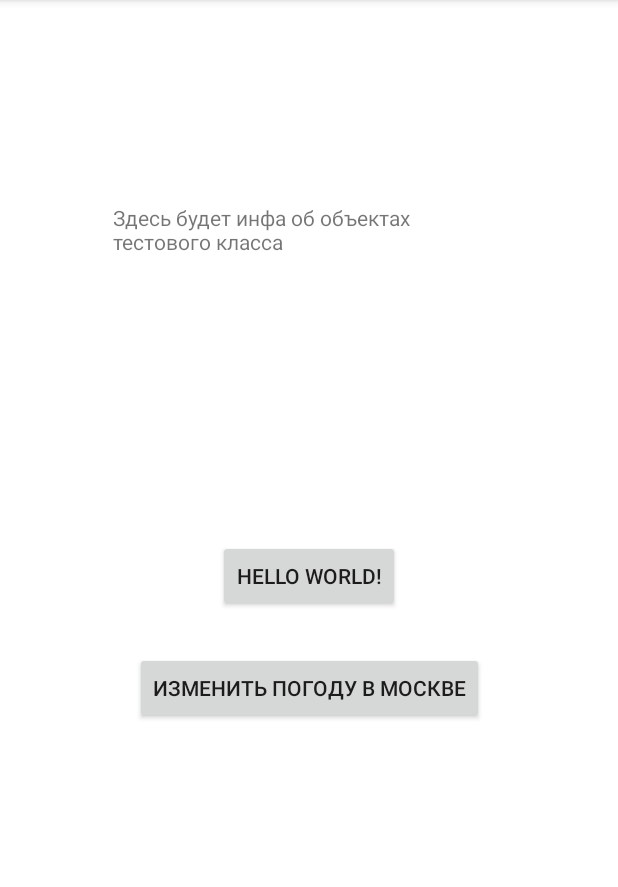
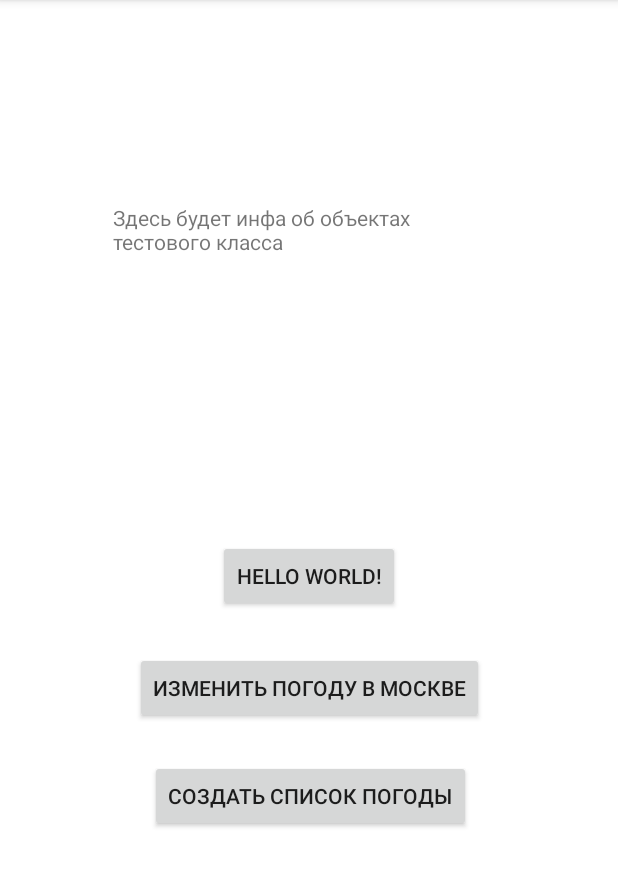
Before and after one commit to adeobold/AndroidOnKotlin, an Android app: the screen it shows after launch (MainActivity), on a phone screen of 412 x 824 dp, the part 84-971 px from its top. Run offline under Robolectric (Android 15) with nearby library versions, the phone set to English and light mode, and no system bars.

Commit message:
Урок 1 / Добавлен класс синглтон FavoritesWeatherItems, содержащий список погоды для городов

```diff
--- a/app/src/main/java/com/android1/androidonkotlin/MainActivity.kt
+++ b/app/src/main/java/com/android1/androidonkotlin/MainActivity.kt
@@ -15,20 +15,37 @@ class MainActivity : AppCompatActivity() {
         super.onCreate(savedInstanceState)
         setContentView(R.layout.activity_main)
 
+        val txtInfo = findViewById<TextView>(R.id.txtInfo)
+
         val itemMoscow = WeatherItem("Москва", 25.0, 747, 30, 3)
+        val itemSamara = WeatherItem("Самара", 27.0, 750, 40, 1)
+        val itemVolgograd = WeatherItem("Волгоград", 30.0, 734, 50, 5)
+
+        val itemMoscowCopy = itemMoscow.copy()
+        Log.d("$$$", "Создали копию объекта класса WeatherItem ${itemMoscowCopy.town}")
 
         findViewById<Button>(R.id.btnHello).setOnClickListener{
             Log.d("$$$", "Нажали на кнопку!")
-            Log.d("$$$", "Создали объект класса WeatherItem")
-            val txtInfo = findViewById<TextView>(R.id.txtInfo)
             txtInfo.text = "Погода в городе ${itemMoscow.town}: ${itemMoscow.temperature} градусов, давление ${itemMoscow.pressure}"
         }
 
         findViewById<Button>(R.id.btnSetWeather).setOnClickListener{
-            val txtInfo = findViewById<TextView>(R.id.txtInfo)
             itemMoscow.setWeather("Москва")
             txtInfo.text = "Измененная погода в городе ${itemMoscow.town}: ${itemMoscow.temperature} градусов, давление ${itemMoscow.pressure}"
         }
+
+        findViewById<Button>(R.id.btnFavorites).setOnClickListener{
+
+            FavoritesWeatherItems.addItem(itemMoscow)
+            FavoritesWeatherItems.addItem(itemSamara)
+            FavoritesWeatherItems.addItem(itemVolgograd)
+
+            Log.d("$$$", "${FavoritesWeatherItems.getItemCount()}")
+            FavoritesWeatherItems.getList().forEach { Log.d("$$$", it.town)}
+
+        }
+
+
 
     }
 }
@@ -47,18 +64,20 @@ data class WeatherItem(var town: String, var temperature: Double,
 
 }
 
-//object FavoritesWeatherItems{
-//
-//    private lateinit var Favorites: List<WeatherItem>
-//
-//    init {
-//        Favorites = List(1)
-//    }
-//
-//    fun getFavorites(): List<WeatherItem> {
-//        return Favorites
-//    }
-//
-//    fun getItemCount() = Favorites.size
-//
-//}
+object FavoritesWeatherItems{
+
+    private val favorites = mutableListOf<WeatherItem>()
+
+    fun getItemCount(): Int {
+        return favorites.size
+    }
+
+    fun addItem(item: WeatherItem){
+        favorites.add(item)
+    }
+
+    fun getList(): MutableList<WeatherItem> {
+        return favorites
+    }
+
+}
--- a/app/src/main/res/layout/activity_main.xml
+++ b/app/src/main/res/layout/activity_main.xml
@@ -28,6 +28,18 @@
         app:layout_constraintTop_toTopOf="parent"
         app:layout_constraintVertical_bias="0.604" />
 
+    <androidx.appcompat.widget.AppCompatButton
+        android:id="@+id/btnFavorites"
+        android:layout_width="wrap_content"
+        android:layout_height="wrap_content"
+        android:text="@string/btnFavoritesText"
+        app:layout_constraintBottom_toBottomOf="parent"
+        app:layout_constraintHorizontal_bias="0.505"
+        app:layout_constraintLeft_toLeftOf="parent"
+        app:layout_constraintRight_toRightOf="parent"
+        app:layout_constraintTop_toTopOf="parent"
+        app:layout_constraintVertical_bias="0.704" />
+
     <TextView
         android:id="@+id/txtInfo"
         android:layout_width="262dp"
--- a/app/src/main/res/values/strings.xml
+++ b/app/src/main/res/values/strings.xml
@@ -2,4 +2,5 @@
     <string name="app_name">AndroidOnKotlin</string>
     <string name="txtInfoStartText">Здесь будет инфа об объектах тестового класса</string>
     <string name="btnSetWeatherText">Изменить погоду в Москве</string>
+    <string name="btnFavoritesText">Создать список погоды</string>
 </resources>
```
